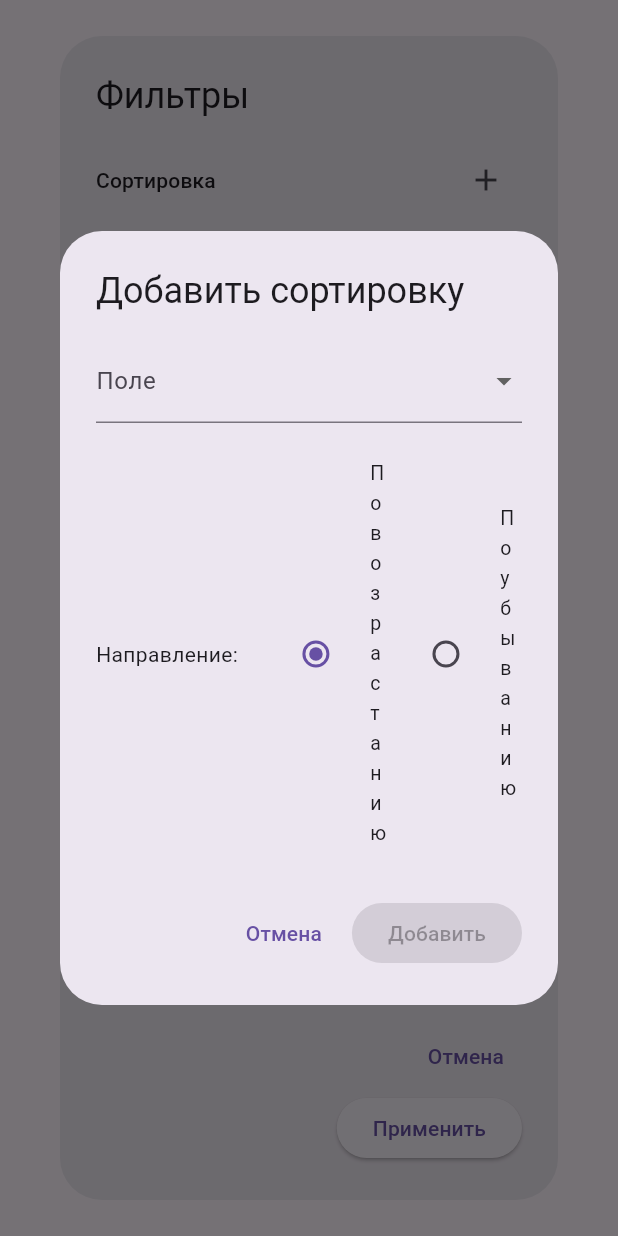
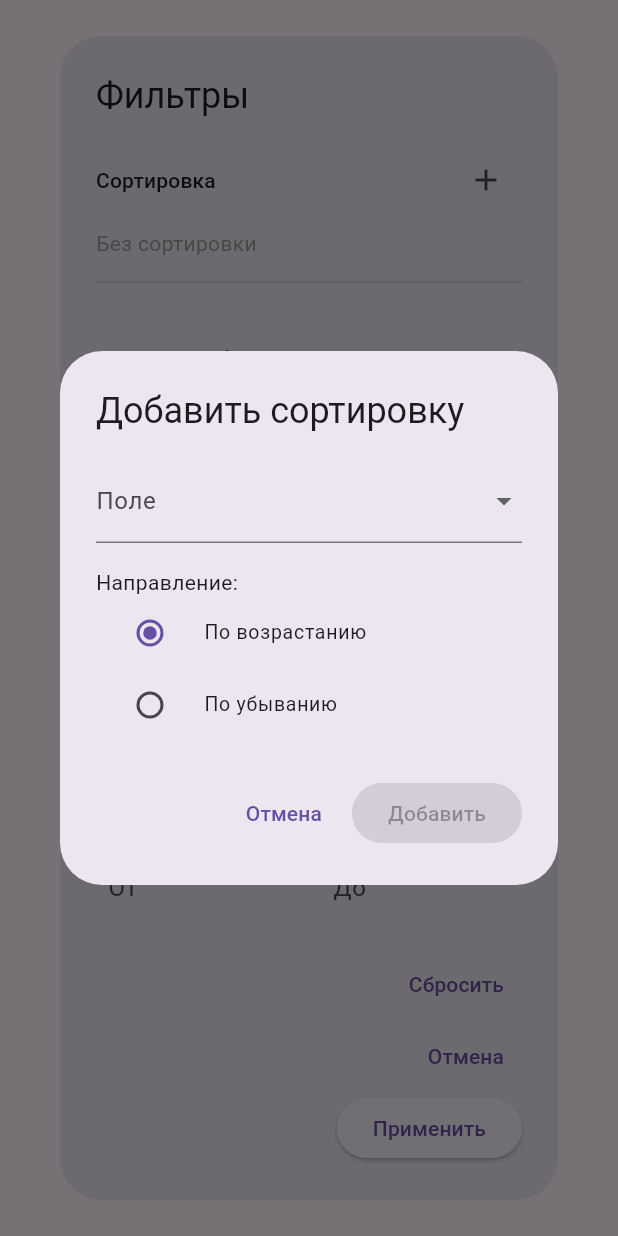
Before and after one commit to k1nd-cat/service-oriented-architecture-itmo, a Flutter app: the FiltersDialog widget shown alone on an empty page, opened directly, after a tap on the "add" icon, on a phone screen of 412 x 824 dp. Run offline on Flutter 3.47's test engine with Material 3 defaults, Android fonts, the light colour scheme and no system bars; our stand-ins replace dio, equatable, flutter_riverpod, fpdart, freezed_annotation, riverpod_annotation; generated files the repository leaves out were written again; network calls fail.

Commit message:
fix web: filters dialog width

```diff
--- a/webapp/lib/features/movies/presentation/widgets/filters_dialog.dart
+++ b/webapp/lib/features/movies/presentation/widgets/filters_dialog.dart
@@ -32,7 +32,6 @@ class _FiltersDialogState extends ConsumerState<FiltersDialog> {
   Country? _operatorNationality;
   List<SortField> _selectedSorts = [];
 
-  // Доступные поля для сортировки
   static const List<String> _availableSortFields = [
     'name',
     'creationDate',
@@ -56,7 +55,6 @@ class _FiltersDialogState extends ConsumerState<FiltersDialog> {
     super.initState();
     final filters = ref.read(moviesFilterProvider);
 
-    // Инициализация контроллеров
     _nameController = TextEditingController(text: filters.name);
     _minOscarsController = TextEditingController(
       text: filters.oscarsCount.min?.toString(),
@@ -95,7 +93,6 @@ class _FiltersDialogState extends ConsumerState<FiltersDialog> {
     _selectedGenre = filters.genre;
     _operatorNationality = filters.operator.nationality;
 
-    // Парсинг существующей сортировки
     _parseSortString(filters.sort);
   }
 
@@ -163,18 +160,16 @@ class _FiltersDialogState extends ConsumerState<FiltersDialog> {
     return AlertDialog(
       title: const Text('Фильтры'),
       content: SizedBox(
-        width: MediaQuery.of(context).size.width * 0.8,
+        width: 400,
         child: SingleChildScrollView(
           child: Column(
             mainAxisSize: MainAxisSize.min,
             crossAxisAlignment: CrossAxisAlignment.start,
             children: [
-              // Секция сортировки
               _buildSortSection(),
               const Divider(),
               const SizedBox(height: 16),
 
-              // Название
               TextField(
                 controller: _nameController,
                 decoration: const InputDecoration(
@@ -184,7 +179,6 @@ class _FiltersDialogState extends ConsumerState<FiltersDialog> {
               ),
               const SizedBox(height: 16),
 
-              // Жанр
               DropdownButtonFormField<MovieGenre>(
                 value: _selectedGenre,
                 decoration: const InputDecoration(labelText: 'Жанр'),
@@ -199,19 +193,15 @@ class _FiltersDialogState extends ConsumerState<FiltersDialog> {
               ),
               const SizedBox(height: 16),
 
-              // Оскары
               _buildRangeSection('Количество Оскаров', _minOscarsController, _maxOscarsController),
               const SizedBox(height: 16),
 
-              // Длительность
               _buildRangeSection('Длительность (мин)', _minLengthController, _maxLengthController),
               const SizedBox(height: 16),
 
-              // Кассовые сборы
               _buildRangeSection('Кассовые сборы', _minBoxOfficeController, _maxBoxOfficeController, isDouble: true),
               const SizedBox(height: 16),
 
-              // Координаты
               Text('Координаты', style: Theme.of(context).textTheme.titleSmall),
               const SizedBox(height: 8),
               _buildRangeSection('X', _minXController, _maxXController),
@@ -219,7 +209,6 @@ class _FiltersDialogState extends ConsumerState<FiltersDialog> {
               _buildRangeSection('Y', _minYController, _maxYController, isDouble: true),
               const SizedBox(height: 16),
 
-              // Оператор
               Text('Оператор', style: Theme.of(context).textTheme.titleSmall),
               const SizedBox(height: 8),
               TextField(
@@ -249,7 +238,6 @@ class _FiltersDialogState extends ConsumerState<FiltersDialog> {
       actions: [
         TextButton(
           onPressed: () {
-            // Сброс фильтров
             ref.read(moviesFilterProvider.notifier).state = const MoviesFilter(
               sort: null,
               name: null,
@@ -274,7 +262,6 @@ class _FiltersDialogState extends ConsumerState<FiltersDialog> {
         ),
         ElevatedButton(
           onPressed: () {
-            // Применение фильтров
             final sortString = _buildSortString();
             final filters = MoviesFilter(
               sort: sortString.isEmpty ? null : sortString,
@@ -408,7 +395,6 @@ class _FiltersDialogState extends ConsumerState<FiltersDialog> {
   }
 }
 
-// Диалог для добавления поля сортировки
 class _SortFieldDialog extends StatefulWidget {
   final List<String> availableFields;
   final Function(String field, String direction) onAdd;
@@ -452,7 +438,7 @@ class _SortFieldDialogState extends State<_SortFieldDialog> {
             onChanged: (value) => setState(() => _selectedField = value),
           ),
           const SizedBox(height: 16),
-          Row(
+          Wrap(
             children: [
               const Text('Направление:'),
               const SizedBox(width: 16),
```
